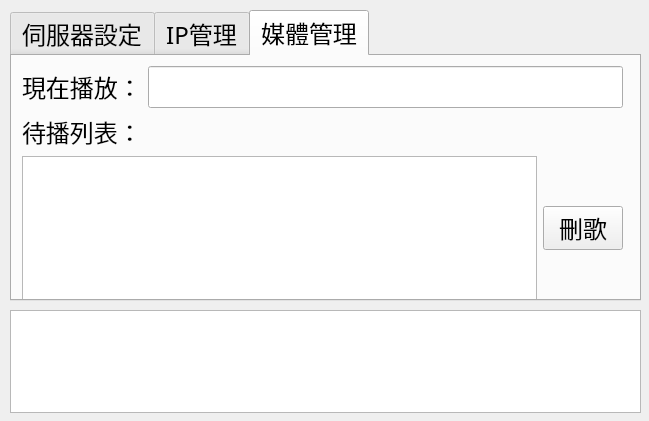
Before: the Qt Designer form Server/ServerUI.ui in zeus83157/MPSystem, drawn with Qt 5.
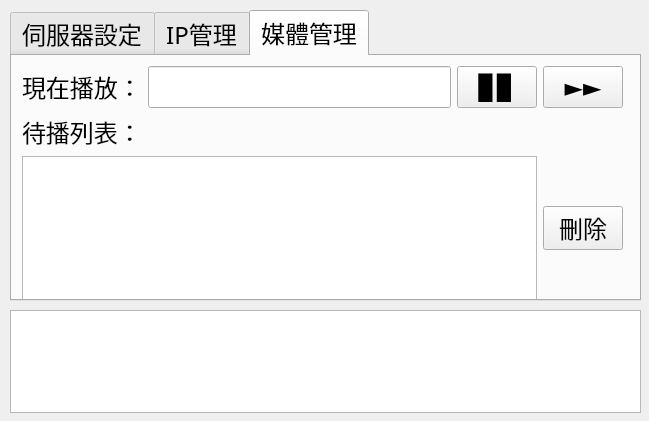
After: the same form once the commit is applied. The open tabs and pages were chosen to show the change.

Commit message: 播放/暫停功能

What changed in the file:
```diff
--- a/Server/ServerUI.ui
+++ b/Server/ServerUI.ui
@@ -265,6 +265,20 @@
           </property>
          </widget>
         </item>
+        <item>
+         <widget class="QPushButton" name="PPpushButton">
+          <property name="text">
+           <string>▊▊</string>
+          </property>
+         </widget>
+        </item>
+        <item>
+         <widget class="QPushButton" name="NButton">
+          <property name="text">
+           <string>►►</string>
+          </property>
+         </widget>
+        </item>
        </layout>
       </item>
       <item>
@@ -288,7 +302,7 @@
           <item>
            <widget class="QPushButton" name="DSongpushButton">
             <property name="text">
-             <string>刪歌</string>
+             <string>刪除</string>
             </property>
            </widget>
           </item>
```
The commit also changes 2 other files.
